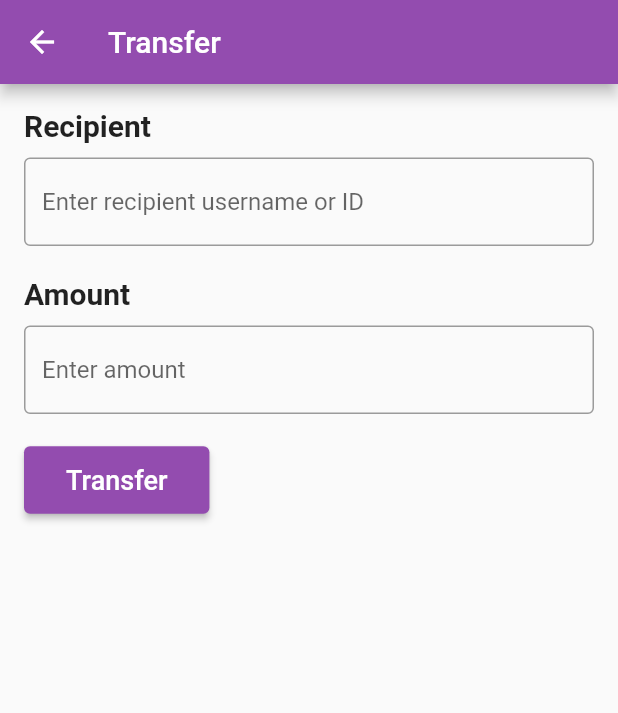
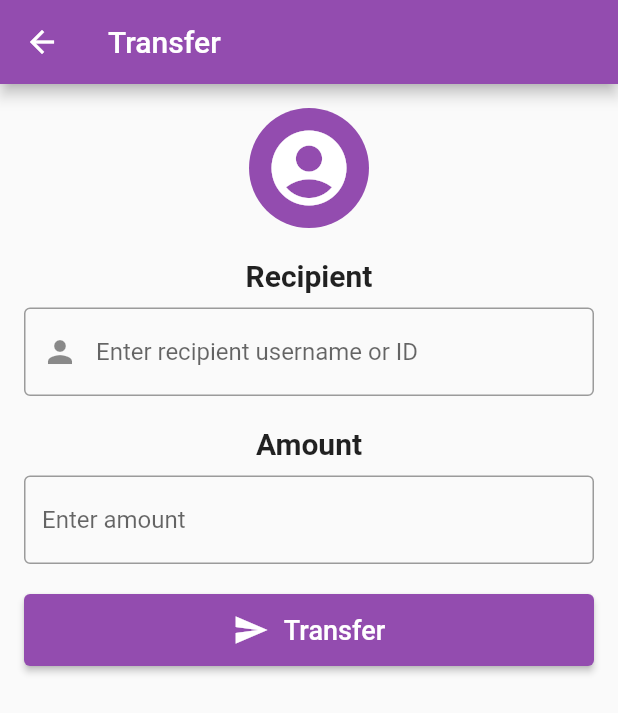
Before and after one commit to George535220173/UAS_E-MONEY, a Flutter app: the TransferPage screen opened directly, on a phone screen of 412 x 824 dp. Shown: the top 713 px of the screen. Run offline on Flutter 3.47's test engine with Material 2 defaults, Android fonts, the phone set to English and light mode, and no system bars.

Commit message:
transfer test1

```diff
--- a/lib/Transfer/transfer.dart
+++ b/lib/Transfer/transfer.dart
@@ -1,4 +1,5 @@
 import 'package:flutter/material.dart';
+import 'package:flutter/services.dart';
 
 class TransferPage extends StatelessWidget {
   const TransferPage({Key? key}) : super(key: key);
@@ -8,13 +9,23 @@ class TransferPage extends StatelessWidget {
     return Scaffold(
       appBar: AppBar(
         title: Text('Transfer'),
-        backgroundColor: Color.fromARGB(255, 147, 76, 175), // E-money theme color
+        backgroundColor: Color.fromARGB(255, 147, 76, 175),
       ),
       body: Padding(
         padding: const EdgeInsets.all(16.0),
         child: Column(
-          crossAxisAlignment: CrossAxisAlignment.start,
+          crossAxisAlignment: CrossAxisAlignment.center,
           children: [
+            CircleAvatar(
+              radius: 40,
+              backgroundColor: Color.fromARGB(255, 147, 76, 175),
+              child: Icon(
+                Icons.account_circle,
+                size: 60,
+                color: Colors.white,
+              ),
+            ),
+            SizedBox(height: 20),
             Text(
               'Recipient',
               style: TextStyle(
@@ -27,6 +38,7 @@ class TransferPage extends StatelessWidget {
               decoration: InputDecoration(
                 hintText: 'Enter recipient username or ID',
                 border: OutlineInputBorder(),
+                prefixIcon: Icon(Icons.person),
               ),
             ),
             SizedBox(height: 20),
@@ -39,6 +51,10 @@ class TransferPage extends StatelessWidget {
             ),
             SizedBox(height: 10),
             TextField(
+              keyboardType: TextInputType.number,
+              inputFormatters: [
+                FilteringTextInputFormatter.digitsOnly
+              ],
               decoration: InputDecoration(
                 hintText: 'Enter amount',
                 border: OutlineInputBorder(),
@@ -47,18 +63,24 @@ class TransferPage extends StatelessWidget {
             SizedBox(height: 20),
             ElevatedButton(
               onPressed: () {
-                // Implement transfer logic
               },
               style: ElevatedButton.styleFrom(
-                primary: Color.fromARGB(255, 147, 76, 175), // E-money theme color
+                primary: Color.fromARGB(255, 147, 76, 175),
               ),
               child: Padding(
                 padding: const EdgeInsets.all(12.0),
-                child: Text(
-                  'Transfer',
-                  style: TextStyle(
-                    fontSize: 18,
-                  ),
+                child: Row(
+                  mainAxisAlignment: MainAxisAlignment.center,
+                  children: [
+                    Icon(Icons.send),
+                    SizedBox(width: 10),
+                    Text(
+                      'Transfer',
+                      style: TextStyle(
+                        fontSize: 18,
+                      ),
+                    ),
+                  ],
                 ),
               ),
             ),
```
